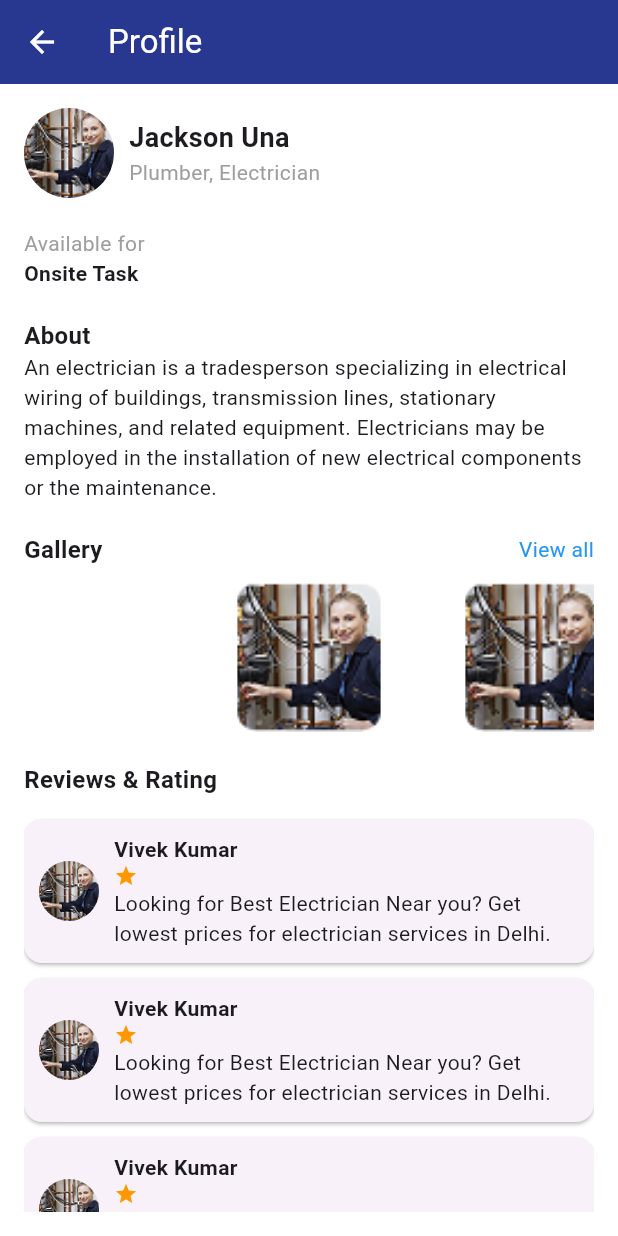
After one commit to Ajitcool008/LuRichMaxBLE, a Flutter app: the ProfessionalsProfileScreen screen opened directly, on a phone screen of 412 x 824 dp. The commit adds this screen. Run offline on Flutter 3.47's test engine with Material 3 defaults, Android fonts, the phone set to English and light mode, and no system bars; drawn by our look-alikes of carousel_slider; our stand-ins replace flutter_otp_text_field, get; missing offline and left inert: flutter_timer_countdown, responsive_navigation_bar.

Commit message:
professional profile screen

```diff
--- a/lib/src/modules/home_screen/views/home_view.dart
+++ b/lib/src/modules/home_screen/views/home_view.dart
@@ -6,6 +6,8 @@ import 'package:lurichmaxble/src/modules/home_screen/views/my_task_view.dart';
 import 'package:lurichmaxble/src/modules/profile/profile_page.dart';
 import 'package:lurichmaxble/src/modules/home_screen/views/proposal_view.dart';
 import 'package:responsive_navigation_bar/responsive_navigation_bar.dart';
+
+import '../../profile/professionals_profile_screen.dart';
 
 class HomeView extends StatefulWidget {
   const HomeView({super.key});
@@ -555,7 +557,14 @@ class _HomePageState extends State<HomePage> {
                         itemCount: _filteredProfiles.length,
                         itemBuilder: (context, index) {
                           var profile = _filteredProfiles[index];
-                          return Card(
+                          return InkWell(
+                            onTap: (){
+                              Navigator.push(context,
+                              MaterialPageRoute(builder: (context){
+                                return ProfessionalsProfileScreen();
+                              }));
+                            },
+                            child: Card(
                               margin: const EdgeInsets.all(8),
                               elevation: 3,
                               shape: RoundedRectangleBorder(
@@ -582,6 +591,7 @@ class _HomePageState extends State<HomePage> {
                                   ],
                                 ),
                               ),
+                            ),
                           );
                         },
                       ),
--- /dev/null
+++ b/lib/src/modules/profile/professionals_profile_screen.dart
@@ -0,0 +1,129 @@
+import 'package:carousel_slider/carousel_slider.dart';
+import 'package:flutter/material.dart';
+import 'package:lurichmaxble/components/app_colors.dart';
+
+class ProfessionalsProfileScreen extends StatelessWidget {
+  const ProfessionalsProfileScreen({super.key});
+
+  @override
+  Widget build(BuildContext context) {
+    return Scaffold(
+      appBar: AppBar(
+        backgroundColor: AppColors.appColor,
+        leading: const Icon(Icons.arrow_back, color: Colors.white),
+        title: const Text('Profile', style: TextStyle(color: Colors.white)),
+      ),
+      body: Padding(
+        padding: const EdgeInsets.all(16.0),
+        child: SingleChildScrollView(
+          child: Column(
+            crossAxisAlignment: CrossAxisAlignment.start,
+            children: [
+              Row(
+                children: [
+                  const CircleAvatar(
+                    radius: 30,
+                    backgroundImage: AssetImage('assets/images/image (1).png'),
+                  ),
+                  const SizedBox(width: 10),
+                  Column(
+                    crossAxisAlignment: CrossAxisAlignment.start,
+                    children: const [
+                      Text('Jackson Una',
+                          style: TextStyle(
+                              fontWeight: FontWeight.bold, fontSize: 18)),
+                      Text('Plumber, Electrician',
+                          style: TextStyle(color: Colors.grey)
+                      ),
+                    ],
+                  ),
+                ],
+              ),
+              const SizedBox(height: 20),
+              const Text('Available for',
+                  style: TextStyle(color: Colors.grey)),
+              const Text('Onsite Task',
+                  style: TextStyle(fontWeight: FontWeight.bold)),
+              const SizedBox(height: 20),
+              const Text('About',
+                  style: TextStyle(
+                      fontWeight: FontWeight.bold, fontSize: 16)),
+              const Text(
+                  'An electrician is a tradesperson specializing in electrical wiring of buildings, transmission lines, stationary machines, and related equipment. Electricians may be employed in the installation of new electrical components or the maintenance.'),
+              const SizedBox(height: 20),
+              Row(
+                mainAxisAlignment: MainAxisAlignment.spaceBetween,
+                children: const [
+                  Text('Gallery',
+                      style: TextStyle(
+                          fontWeight: FontWeight.bold, fontSize: 16)),
+                  Text('View all',
+                      style: TextStyle(color: Colors.blue, fontSize: 14)),
+                ],
+              ),
+              const SizedBox(height: 10),
+              CarouselSlider(
+                items: [
+                  'assets/images/image (1).png',
+                  'assets/images/image (1).png',
+                  'assets/images/image (1).png'
+                ].map((imgPath) {
+                  return ClipRRect(
+                    borderRadius: BorderRadius.circular(10),
+                    child: Image.asset(imgPath, fit: BoxFit.cover),
+                  );
+                }).toList(),
+                options: CarouselOptions(
+                  height: 100,
+                  enableInfiniteScroll: false,
+                  viewportFraction: 0.4,
+                ),
+              ),
+              const SizedBox(height: 20),
+              const Text('Reviews & Rating',
+                  style: TextStyle(
+                      fontWeight: FontWeight.bold, fontSize: 16)),
+              const SizedBox(height: 10),
+              ...List.generate(3, (index) => const ReviewTile()),
+            ],
+          ),
+        ),
+      ),
+    );
+  }
+}
+
+class ReviewTile extends StatelessWidget {
+  const ReviewTile({super.key});
+
+  @override
+  Widget build(BuildContext context) {
+    return Card(
+      margin: const EdgeInsets.symmetric(vertical: 5),
+      child: Padding(
+        padding: const EdgeInsets.all(10.0),
+        child: Row(
+          children: [
+            const CircleAvatar(
+              backgroundImage: AssetImage('assets/images/image (1).png'),
+            ),
+            const SizedBox(width: 10),
+            Expanded(
+              child: Column(
+                crossAxisAlignment: CrossAxisAlignment.start,
+                children: [
+                  const Text('Vivek Kumar',
+                      style:
+                      TextStyle(fontWeight: FontWeight.bold)),
+                  const Icon(Icons.star, color: Colors.orange, size: 16),
+                  const Text(
+                      'Looking for Best Electrician Near you? Get lowest prices for electrician services in Delhi.'),
+                ],
+              ),
+            )
+          ],
+        ),
+      ),
+    );
+  }
+}
--- a/pubspec.yaml
+++ b/pubspec.yaml
@@ -39,6 +39,7 @@ dependencies:
   flutter_timer_countdown: ^1.0.7
   flutter_otp_text_field: ^1.1.0+2
   responsive_navigation_bar: ^5.0.2
+  carousel_slider: ^5.0.0
 
 dev_dependencies:
   flutter_test:
```
Also changed, not shown: assets/images/image (1).png (added), pubspec.lock. Lines whose indentation alone changed are shown as unchanged.
